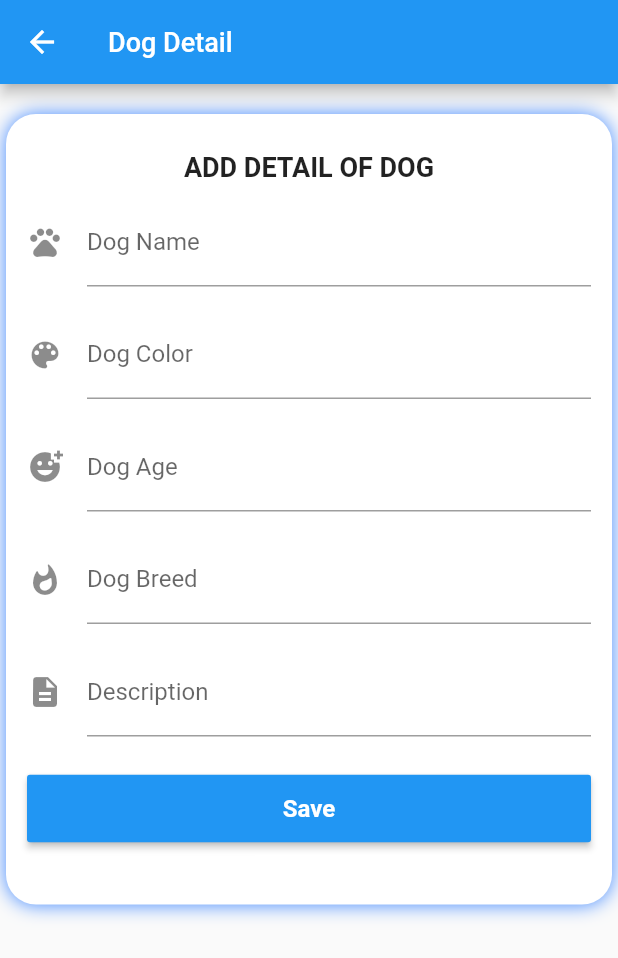
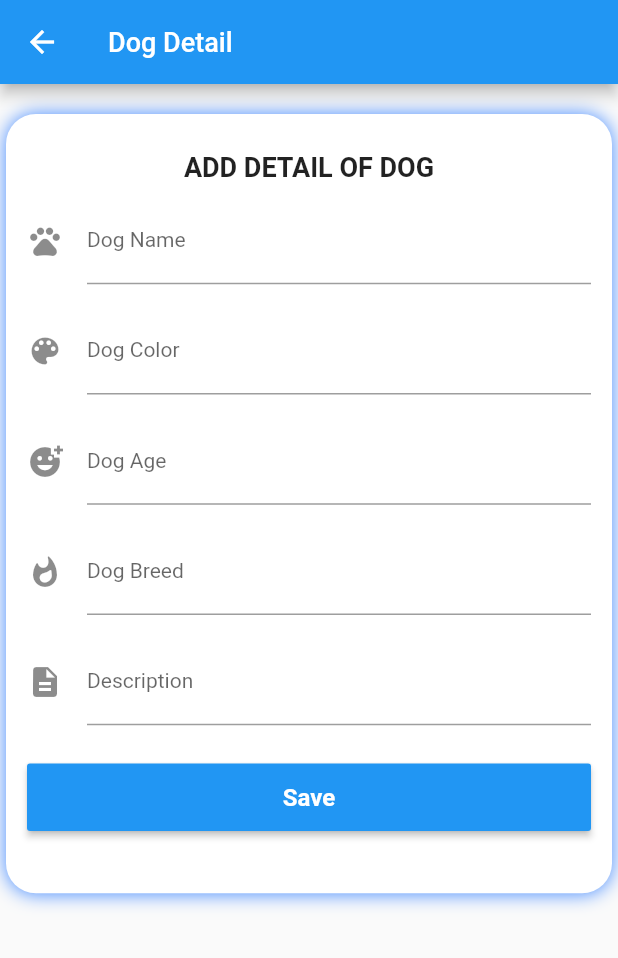
Before and after one commit to DavinderSingh-ds/Dogs_diary, a Flutter app: the EnterDetail screen opened directly, on a phone screen of 412 x 824 dp. Shown: the top 958 px of the screen. Run offline on Flutter 3.47's test engine with Material 2 defaults, Android fonts, the phone set to English and light mode, and no system bars; our stand-ins replace fluttertoast, progress_indicators, sqflite; missing offline and left inert: diamond_bottom_bar, flutter_slimy_card, simple_speed_dial; accounts and stored records are empty.

Commit message:
enterDetail_fontsize_changed

```diff
--- a/lib/Screens/EnterDetail.dart
+++ b/lib/Screens/EnterDetail.dart
@@ -87,7 +87,9 @@ class _EnterDetailState extends State<EnterDetail> {
                             },
                             decoration: InputDecoration(
                               labelText: 'Dog Name',
+                              labelStyle: TextStyle(fontSize: 14),
                               hintText: 'Enter Name Of Dog',
+                              hintStyle: TextStyle(fontSize: 14),
                               icon: Icon(Icons.pets_rounded),
                             ),
                           ),
@@ -106,7 +108,9 @@ class _EnterDetailState extends State<EnterDetail> {
                             },
                             decoration: InputDecoration(
                               labelText: 'Dog Color',
+                              labelStyle: TextStyle(fontSize: 14),
                               hintText: 'Enter Color Of Dog',
+                              hintStyle: TextStyle(fontSize: 14),
                               icon: Icon(Icons.color_lens),
                             ),
                           ),
@@ -126,7 +130,9 @@ class _EnterDetailState extends State<EnterDetail> {
                             keyboardType: TextInputType.number,
                             decoration: InputDecoration(
                               labelText: 'Dog Age',
+                              labelStyle: TextStyle(fontSize: 14),
                               hintText: 'Enter the Age of Dog',
+                              hintStyle: TextStyle(fontSize: 14),
                               icon: Icon(Icons.add_reaction),
                             ),
                           ),
@@ -145,7 +151,9 @@ class _EnterDetailState extends State<EnterDetail> {
                             },
                             decoration: InputDecoration(
                               labelText: 'Dog Breed',
+                              labelStyle: TextStyle(fontSize: 14),
                               hintText: 'Enter Breed of Dog',
+                              hintStyle: TextStyle(fontSize: 14),
                               icon: Icon(Icons.whatshot_rounded),
                             ),
                           ),
@@ -158,7 +166,9 @@ class _EnterDetailState extends State<EnterDetail> {
                             textInputAction: TextInputAction.done,
                             decoration: InputDecoration(
                               labelText: 'Description',
+                              labelStyle: TextStyle(fontSize: 14),
                               hintText: 'Enter extra info of Dog',
+                              hintStyle: TextStyle(fontSize: 14),
                               icon: Icon(Icons.description),
                             ),
                           ),
```
